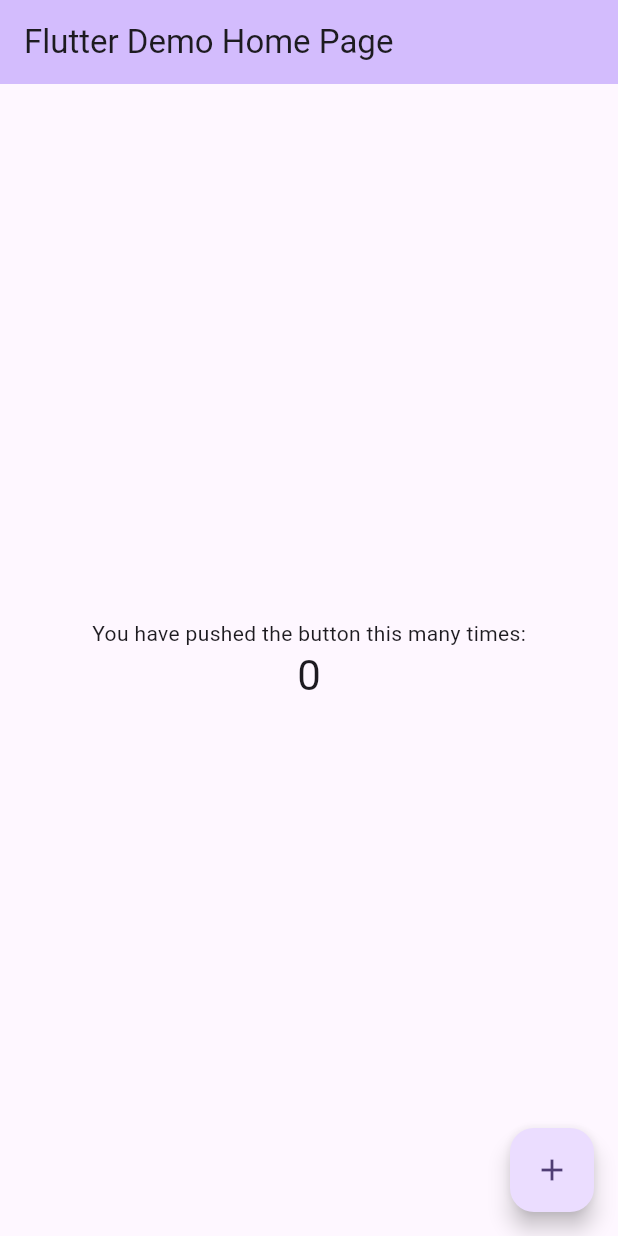
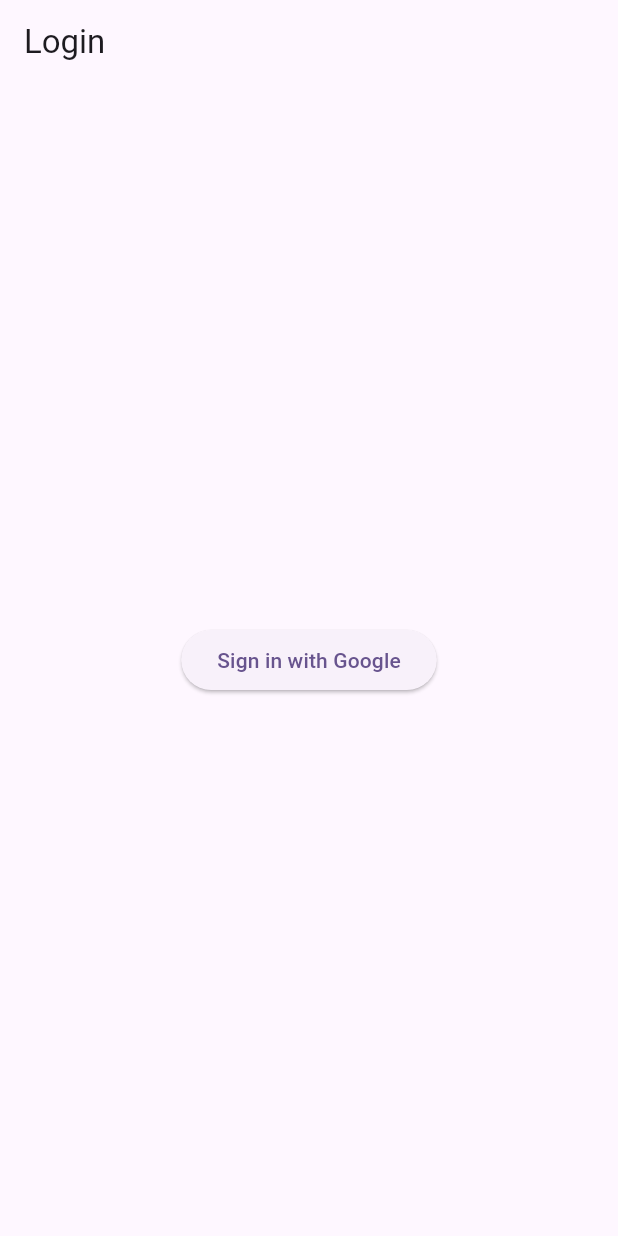
Before and after one commit to troya-tech/rodb-delivery-app, a Flutter app: the screen it shows after launch, on a phone screen of 412 x 824 dp. Run offline on Flutter 3.47's test engine with Material 3 defaults, Android fonts, the light colour scheme and no system bars; our stand-ins replace firebase_auth, firebase_core, flutter_riverpod, google_sign_in; accounts and stored records are empty.

Commit message:
temp save

```diff
--- /dev/null
+++ b/lib/app/pages/auth-gate-page/auth_gate_page.dart
@@ -0,0 +1,19 @@
+import 'package:flutter/material.dart';
+import 'package:flutter_riverpod/flutter_riverpod.dart';
+import 'package:rodb_delivery_app/features/auth-feature/application/auth_providers.dart';
+import 'package:rodb_delivery_app/app/pages/home_page/home_page.dart';
+import 'package:rodb_delivery_app/app/pages/login-page/login_page.dart';
+
+class AuthGatePage extends ConsumerWidget {
+  const AuthGatePage({super.key});
+
+  @override
+  Widget build(BuildContext context, WidgetRef ref) {
+    final authState = ref.watch(authStateProvider);
+    return authState.when(
+      data: (user) => user == null ? const LoginPage() : const HomePage(),
+      loading: () => const Scaffold(body: Center(child: CircularProgressIndicator())),
+      error: (e, s) => Scaffold(body: Center(child: Text('Error: $e'))),
+    );
+  }
+}
--- /dev/null
+++ b/lib/app/pages/login-page/login_page.dart
@@ -0,0 +1,22 @@
+import 'package:flutter/material.dart';
+import 'package:flutter_riverpod/flutter_riverpod.dart';
+import 'package:rodb_delivery_app/features/auth-feature/application/auth_providers.dart';
+
+class LoginPage extends ConsumerWidget {
+  const LoginPage({super.key});
+
+  @override
+  Widget build(BuildContext context, WidgetRef ref) {
+    return Scaffold(
+      appBar: AppBar(title: const Text('Login')),
+      body: Center(
+        child: ElevatedButton(
+          onPressed: () {
+            ref.read(authRepositoryProvider).signInWithGoogle();
+          },
+          child: const Text('Sign in with Google'),
+        ),
+      ),
+    );
+  }
+}
--- /dev/null
+++ b/lib/features/auth-feature/application/auth_providers.dart
@@ -0,0 +1,10 @@
+import 'package:flutter_riverpod/flutter_riverpod.dart';
+import '../domain/auth_repository.dart';
+import '../domain/auth_user.dart';
+import '../infrastructure/auth_service.dart';
+
+final authRepositoryProvider = Provider<AuthRepository>((ref) => AuthService.instance);
+
+final authStateProvider = StreamProvider<AuthUser?>((ref) {
+  return ref.watch(authRepositoryProvider).authStateChanges();
+});
--- a/lib/main.dart
+++ b/lib/main.dart
@@ -1,122 +1,37 @@
+import 'package:firebase_core/firebase_core.dart';
 import 'package:flutter/material.dart';
+import 'package:flutter_riverpod/flutter_riverpod.dart';
+import 'package:rodb_delivery_app/app/pages/auth-gate-page/auth_gate_page.dart';
+import 'firebase_options_prod.dart' as firebase_prod;
+import 'firebase_options_uat.dart' as firebase_uat;
 
-void main() {
-  runApp(const MyApp());
+const String environment = String.fromEnvironment('ENV', defaultValue: 'uat');
+
+Future<void> main() async {
+  WidgetsFlutterBinding.ensureInitialized();
+
+  // Select Options based on ENV
+  final firebaseOptions = environment == 'prod'
+      ? firebase_prod.DefaultFirebaseOptions.currentPlatform
+      : firebase_uat.DefaultFirebaseOptions.currentPlatform;
+
+  await Firebase.initializeApp(options: firebaseOptions);
+  runApp(const ProviderScope(child: MyApp()));
 }
 
 class MyApp extends StatelessWidget {
   const MyApp({super.key});
 
-  // This widget is the root of your application.
   @override
   Widget build(BuildContext context) {
     return MaterialApp(
-      title: 'Flutter Demo',
+      debugShowCheckedModeBanner: false,
+      title: 'RODB Delivery App',
       theme: ThemeData(
-        // This is the theme of your application.
-        //
-        // TRY THIS: Try running your application with "flutter run". You'll see
-        // the application has a purple toolbar. Then, without quitting the app,
-        // try changing the seedColor in the colorScheme below to Colors.green
-        // and then invoke "hot reload" (save your changes or press the "hot
-        // reload" button in a Flutter-supported IDE, or press "r" if you used
-        // the command line to start the app).
-        //
-        // Notice that the counter didn't reset back to zero; the application
-        // state is not lost during the reload. To reset the state, use hot
-        // restart instead.
-        //
-        // This works for code too, not just values: Most code changes can be
-        // tested with just a hot reload.
         colorScheme: ColorScheme.fromSeed(seedColor: Colors.deepPurple),
+        useMaterial3: true,
       ),
-      home: const MyHomePage(title: 'Flutter Demo Home Page'),
+      home: const AuthGatePage(),
     );
   }
 }
-
-class MyHomePage extends StatefulWidget {
-  const MyHomePage({super.key, required this.title});
-
-  // This widget is the home page of your application. It is stateful, meaning
-  // that it has a State object (defined below) that contains fields that affect
-  // how it looks.
-
-  // This class is the configuration for the state. It holds the values (in this
-  // case the title) provided by the parent (in this case the App widget) and
-  // used by the build method of the State. Fields in a Widget subclass are
-  // always marked "final".
-
-  final String title;
-
-  @override
-  State<MyHomePage> createState() => _MyHomePageState();
-}
-
-class _MyHomePageState extends State<MyHomePage> {
-  int _counter = 0;
-
-  void _incrementCounter() {
-    setState(() {
-      // This call to setState tells the Flutter framework that something has
-      // changed in this State, which causes it to rerun the build method below
-      // so that the display can reflect the updated values. If we changed
-      // _counter without calling setState(), then the build method would not be
-      // called again, and so nothing would appear to happen.
-      _counter++;
-    });
-  }
-
-  @override
-  Widget build(BuildContext context) {
-    // This method is rerun every time setState is called, for instance as done
-    // by the _incrementCounter method above.
-    //
-    // The Flutter framework has been optimized to make rerunning build methods
-    // fast, so that you can just rebuild anything that needs updating rather
-    // than having to individually change instances of widgets.
-    return Scaffold(
-      appBar: AppBar(
-        // TRY THIS: Try changing the color here to a specific color (to
-        // Colors.amber, perhaps?) and trigger a hot reload to see the AppBar
-        // change color while the other colors stay the same.
-        backgroundColor: Theme.of(context).colorScheme.inversePrimary,
-        // Here we take the value from the MyHomePage object that was created by
-        // the App.build method, and use it to set our appbar title.
-        title: Text(widget.title),
-      ),
-      body: Center(
-        // Center is a layout widget. It takes a single child and positions it
-        // in the middle of the parent.
-        child: Column(
-          // Column is also a layout widget. It takes a list of children and
-          // arranges them vertically. By default, it sizes itself to fit its
-          // children horizontally, and tries to be as tall as its parent.
-          //
-          // Column has various properties to control how it sizes itself and
-          // how it positions its children. Here we use mainAxisAlignment to
-          // center the children vertically; the main axis here is the vertical
-          // axis because Columns are vertical (the cross axis would be
-          // horizontal).
-          //
-          // TRY THIS: Invoke "debug painting" (choose the "Toggle Debug Paint"
-          // action in the IDE, or press "p" in the console), to see the
-          // wireframe for each widget.
-          mainAxisAlignment: MainAxisAlignment.center,
-          children: <Widget>[
-            const Text('You have pushed the button this many times:'),
-            Text(
-              '$_counter',
-              style: Theme.of(context).textTheme.headlineMedium,
-            ),
-          ],
-        ),
-      ),
-      floatingActionButton: FloatingActionButton(
-        onPressed: _incrementCounter,
-        tooltip: 'Increment',
-        child: const Icon(Icons.add),
-      ), // This trailing comma makes auto-formatting nicer for build methods.
-    );
-  }
-}
--- a/pubspec.yaml
+++ b/pubspec.yaml
@@ -34,6 +34,11 @@
   # The following adds the Cupertino Icons font to your application.
   # Use with the CupertinoIcons class for iOS style icons.
   cupertino_icons: ^1.0.8
+  flutter_riverpod: ^2.6.1
+  firebase_core: ^3.11.0
+  firebase_auth: ^5.5.0
+  google_sign_in: ^6.2.2
+  go_router: ^14.8.1
 
 dev_dependencies:
   flutter_test:
```
Also changed, not shown: lib/app/pages/home_page/home_page.dart (added, +13 -0 lines), lib/app/utils/app_logger.dart (added, +31 -0 lines), lib/features/auth-feature/domain/auth_repository.dart (added, +8 -0 lines), lib/features/auth-feature/domain/auth_user.dart (added, +18 -0 lines), lib/features/auth-feature/infrastructure/auth_service.dart (added, +174 -0 lines), lib/firebase_options_prod.dart (added, +62 -0 lines), lib/firebase_options_uat.dart (added, +63 -0 lines), firebase.json (added), pubspec.lock, 73 other files.
